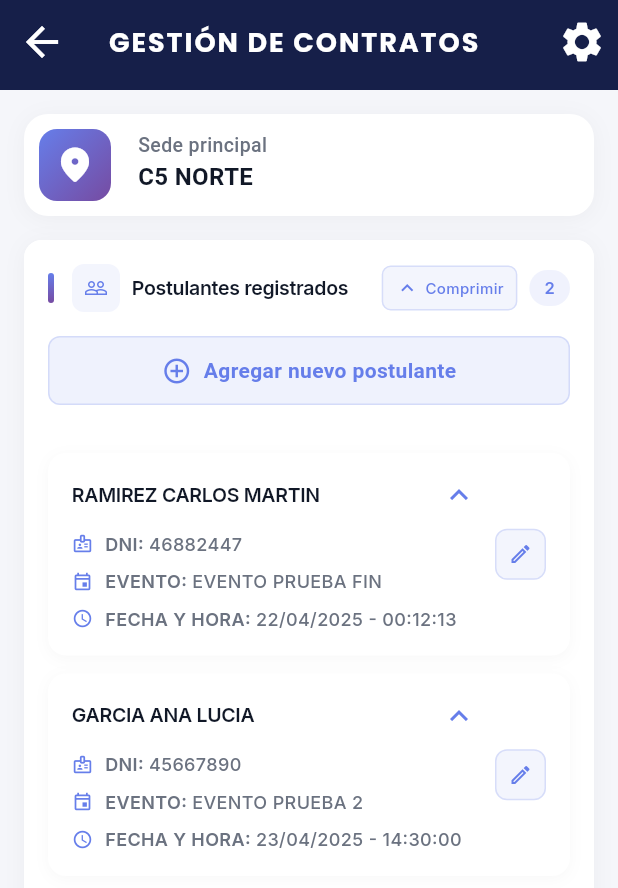
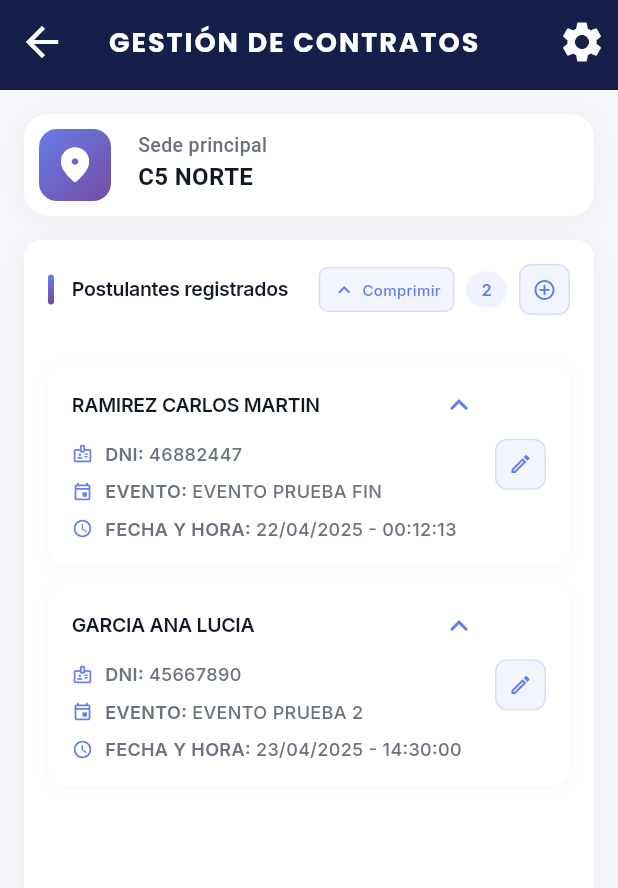
Before and after one commit to FabrizioOMG7/YoContrato, a Flutter app: the ContractManagementPage screen opened directly with empty values, after a tap on "Expandir", on a phone screen of 412 x 824 dp. Shown: the top 888 px of the screen. Run offline on Flutter 3.47's test engine with Material 3 defaults, Android fonts, the phone set to English and light mode, and no system bars; our stand-ins replace auto_size_text, bloc, equatable, flutter_bloc, google_fonts.

Commit message:
corrección de ubicación del agregar
gestion de contatos

```diff
--- a/lib/presentation/widgets/shared/content_list/content_list_widget.dart
+++ b/lib/presentation/widgets/shared/content_list/content_list_widget.dart
@@ -8,17 +8,15 @@ class ContentListWidget<T extends BaseItem> extends StatefulWidget {
   final Widget Function(T item, bool isExpanded, VoidCallback onToggle) cardBuilder;
   final VoidCallback? onAdd;
   final String emptyText;
-  final IconData? headerIcon;
 
   const ContentListWidget({
-    Key? key,
+    super.key,
     required this.title,
     required this.items,
     required this.cardBuilder,
     required this.emptyText,
     this.onAdd,
-    this.headerIcon,
-  }) : super(key: key);
+  });
 
   @override
   State<ContentListWidget<T>> createState() => _ContentListWidgetState<T>();
@@ -61,9 +59,6 @@ class _ContentListWidgetState<T extends BaseItem> extends State<ContentListWidge
         mainAxisSize: MainAxisSize.min,
         children: [
           _buildHeader(context),
-          // Botón Agregar reubicado después del header
-          if (widget.onAdd != null)
-            _buildAddButton(context),
           Flexible(
             fit: FlexFit.loose,
             child: _buildContent(context),
@@ -98,22 +93,6 @@ class _ContentListWidgetState<T extends BaseItem> extends State<ContentListWidge
             ),
           ),
           const SizedBox(width: 12),
-
-          if (widget.headerIcon != null) ...[
-            Container(
-              padding: const EdgeInsets.all(8),
-              decoration: BoxDecoration(
-                color: const Color(0xFF667EEA).withAlpha(20),
-                borderRadius: BorderRadius.circular(8),
-              ),
-              child: Icon(
-                widget.headerIcon,
-                size: 16,
-                color: const Color(0xFF667EEA),
-              ),
-            ),
-            const SizedBox(width: 8),
-          ],
 
           Expanded(
             child: Text(
@@ -161,6 +140,7 @@ class _ContentListWidgetState<T extends BaseItem> extends State<ContentListWidge
             const SizedBox(width: 8),
           ],
 
+          // Contador y botón de agregar juntos
           Container(
             padding: const EdgeInsets.symmetric(
               horizontal: 10,
@@ -178,51 +158,31 @@ class _ContentListWidgetState<T extends BaseItem> extends State<ContentListWidge
               ),
             ),
           ),
-        ],
-      ),
-    );
-  }
 
-  // Nuevo widget para el botón Agregar
-  Widget _buildAddButton(BuildContext context) {
-    return Padding(
-      padding: const EdgeInsets.fromLTRB(16, 0, 16, 16),
-      child: InkWell(
+          // Botón de agregar (solo icono)
+          if (widget.onAdd != null) ...[
+            const SizedBox(width: 8),
+            InkWell(
               onTap: widget.onAdd,
               borderRadius: BorderRadius.circular(8),
               child: Container(
-          width: double.infinity,
-          padding: const EdgeInsets.symmetric(
-            vertical: 12,
-            horizontal: 16,
-          ),
+                padding: const EdgeInsets.all(8),
                 decoration: BoxDecoration(
-            color: const Color(0xFF667EEA).withOpacity(0.1),
+                  color: const Color(0xFF667EEA).withAlpha(20),
                   borderRadius: BorderRadius.circular(8),
                   border: Border.all(
-              color: const Color(0xFF667EEA).withOpacity(0.2),
+                    color: const Color(0xFF667EEA).withAlpha(51),
                   ),
                 ),
-          child: Row(
-            mainAxisAlignment: MainAxisAlignment.center,
-            children: [
-              const Icon(
+                child: const Icon(
                   Icons.add_circle_outline,
-                size: 20,
+                  size: 16,
                   color: Color(0xFF667EEA),
                 ),
-              const SizedBox(width: 8),
-              Text(
-                'Agregar nuevo postulante',
-                style: TextStyle(
-                  fontSize: 14,
-                  fontWeight: FontWeight.w600,
-                  color: const Color(0xFF667EEA),
               ),
             ),
           ],
-          ),
-        ),
+        ],
       ),
     );
   }
--- a/lib/presentation/widgets/shared/info_Card.dart
+++ b/lib/presentation/widgets/shared/info_Card.dart
@@ -1,4 +1,13 @@
 import 'package:flutter/material.dart';
+
+// Constantes del InfoCard
+class InfoCardStyle {
+  static const LinearGradient iconGradient = LinearGradient(
+    begin: Alignment.topLeft,
+    end: Alignment.bottomRight,
+    colors: [Color(0xFF667EEA), Color(0xFF764BA2)],
+  );
+}
 
 class InfoCard extends StatelessWidget {
   final Widget icon;
@@ -35,11 +44,7 @@ class InfoCard extends StatelessWidget {
             height: 48,
             width: 48,
             decoration: BoxDecoration(
-              gradient: const LinearGradient(
-                begin: Alignment.topLeft,
-                end: Alignment.bottomRight,
-                colors: [Color(0xFF667EEA), Color(0xFF764BA2)],
-              ),
+              gradient: InfoCardStyle.iconGradient,
               borderRadius: BorderRadius.circular(12),
             ),
             child: Center(child: icon),
@@ -49,8 +54,7 @@ class InfoCard extends StatelessWidget {
           Expanded(
             child: Column(
               crossAxisAlignment: CrossAxisAlignment.start,
-              children: items
-                  .map(
+              children: items.map(
                 (item) => Padding(
                   padding: const EdgeInsets.only(bottom: 4),
                   child: Column(
@@ -75,11 +79,9 @@ class InfoCard extends StatelessWidget {
                     ],
                   ),
                 ),
-                  )
-                  .toList(),
+              ).toList(),
             ),
           ),
-          // Corregido el spread operator aquí
           if (trailing != null) const SizedBox(width: 12),
           if (trailing != null) trailing!,
         ],
--- a/lib/presentation/widgets/shared/page_content/page_content_template.dart
+++ b/lib/presentation/widgets/shared/page_content/page_content_template.dart
@@ -3,18 +3,17 @@ import 'package:yo_contrato_app/domain/models/base/base_item.dart';
 import 'package:yo_contrato_app/presentation/widgets/shared/content_list/content_list_widget.dart';
 import '../info_card.dart';
 
-/// Template reutilizable para páginas de gestión
 class PageContentTemplate<T extends BaseItem> extends StatelessWidget {
   final Widget icon;
   final List<InfoCardItem> infoCardItems;
   final ContentListConfig<T> contentListConfig;
 
   const PageContentTemplate({
-    Key? key,
+    super.key,
     required this.icon,
     required this.infoCardItems,
     required this.contentListConfig,
-  }) : super(key: key);
+  });
 
   @override
   Widget build(BuildContext context) {
@@ -37,7 +36,6 @@ class PageContentTemplate<T extends BaseItem> extends StatelessWidget {
               title: contentListConfig.title,
               items: contentListConfig.items,
               emptyText: contentListConfig.emptyText,
-              headerIcon: contentListConfig.headerIcon,
               onAdd: contentListConfig.onAdd,
               cardBuilder: contentListConfig.cardBuilder,
             ),
@@ -48,12 +46,10 @@ class PageContentTemplate<T extends BaseItem> extends StatelessWidget {
   }
 }
 
-/// Configuración para la lista de contenido
 class ContentListConfig<T extends BaseItem> {
   final String title;
   final List<T> items;
   final String emptyText;
-  final IconData? headerIcon;
   final VoidCallback? onAdd;
   final Widget Function(T item, bool isExpanded, VoidCallback onToggle) cardBuilder;
 
@@ -62,10 +58,10 @@ class ContentListConfig<T extends BaseItem> {
     required this.items,
     required this.emptyText,
     required this.cardBuilder,
-    this.headerIcon,
     this.onAdd,
   });
 
+  // Factories para diferentes tipos de listas
   factory ContentListConfig.contracts({
     required List<T> contratos,
     required Widget Function(T, bool, VoidCallback) cardBuilder,
@@ -75,39 +71,8 @@ class ContentListConfig<T extends BaseItem> {
       title: 'Postulantes registrados',
       items: contratos,
       emptyText: 'No hay postulantes registrados\nPuedes agregar uno usando el botón superior',
-      headerIcon: Icons.people_outline,
+      cardBuilder: cardBuilder,
       onAdd: onAdd,
-      cardBuilder: cardBuilder,
-    );
-  }
-
-  factory ContentListConfig.bbss({
-    required List<T> bbssItems,
-    required Widget Function(T, bool, VoidCallback) cardBuilder,
-    VoidCallback? onAdd,
-  }) {
-    return ContentListConfig<T>(
-      title: 'Base de datos personal',
-      items: bbssItems,
-      emptyText: 'No hay personal registrado\nAgrega nuevo personal usando el botón superior',
-      headerIcon: Icons.people_alt_outlined,
-      onAdd: onAdd,
-      cardBuilder: cardBuilder,
-    );
-  }
-
-  factory ContentListConfig.events({
-    required List<T> eventos,
-    required Widget Function(T, bool, VoidCallback) cardBuilder,
-    VoidCallback? onAdd,
-  }) {
-    return ContentListConfig<T>(
-      title: 'Eventos programados',
-      items: eventos,
-      emptyText: 'No hay eventos programados\nCrea un nuevo evento usando el botón superior',
-      headerIcon: Icons.event_note_outlined,
-      onAdd: onAdd,
-      cardBuilder: cardBuilder,
     );
   }
 }
```
Lines whose indentation alone changed are shown as unchanged.
